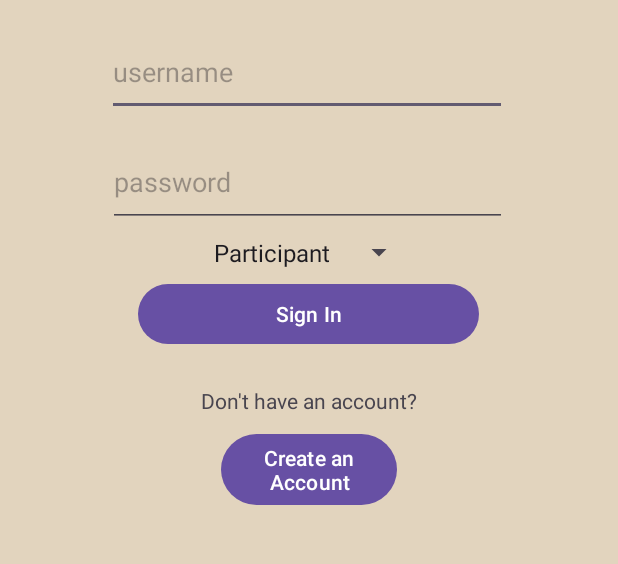
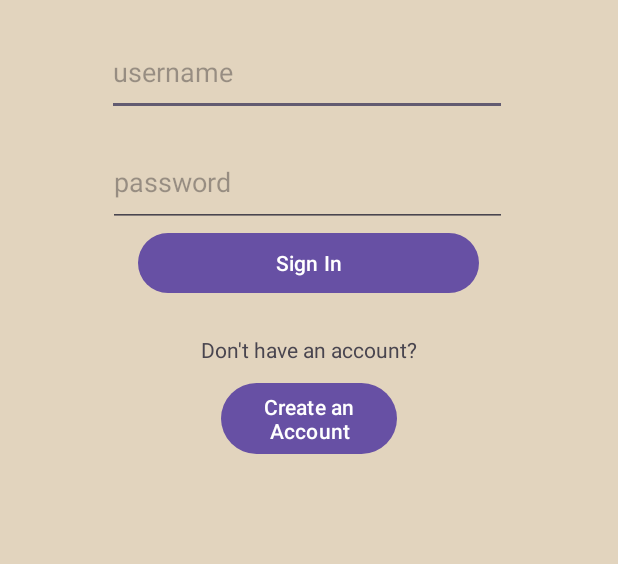
Before and after one commit to AdamRos3/LocalLoop_SEG2105, an Android app: the screen it shows after launch (Login), on a phone screen of 412 x 824 dp, the part 416-980 px from its top. Run offline under Robolectric (Android 15) with nearby library versions, the phone set to English and light mode, and no system bars.

```diff
--- a/app/src/main/java/com/example/localloop/backend/Admin.java
+++ b/app/src/main/java/com/example/localloop/backend/Admin.java
@@ -1,4 +1,6 @@
 package com.example.localloop.backend;
+
+import java.util.ArrayList;
 
 public class Admin extends UserAccount {
 
@@ -24,8 +26,8 @@ public class Admin extends UserAccount {
     public String getUserID() {
         return userID;
     }
-    public void removeUser(String userID) {
-
+    public ArrayList<Participant> getAllParticipants(DatabaseConnection dbConnection) {
+        return dbConnection.getAllParticipants();
     }
     public String toString() {
         return "admin: "+username+", ID: "+userID;
--- a/app/src/main/java/com/example/localloop/backend/DatabaseConnection.java
+++ b/app/src/main/java/com/example/localloop/backend/DatabaseConnection.java
@@ -94,6 +94,12 @@ public class DatabaseConnection {
     // Protected methods
 
     // Private methods
+
+    // Called by Admin Class Only
+    protected ArrayList<Participant> getAllParticipants() {
+        return allParticipants;
+    }
+    // General Methods
     private interface DatabaseCallback {
         void onParticipantsLoaded(ArrayList<Participant> participants);
         void onOrganizersLoaded(ArrayList<Organizer> organizers);
--- a/app/src/main/java/com/example/localloop/ui/Login.java
+++ b/app/src/main/java/com/example/localloop/ui/Login.java
@@ -7,9 +7,7 @@ import androidx.appcompat.app.AppCompatActivity;
 
 import android.util.Log;
 import android.view.View;
-import android.widget.ArrayAdapter;
 import android.widget.EditText;
-import android.widget.Spinner;
 import android.widget.TextView;
 
 import com.example.localloop.R;
@@ -29,17 +27,6 @@ public class Login extends AppCompatActivity {
     protected void onCreate(Bundle savedInstanceState) {
         super.onCreate(savedInstanceState);
         setContentView(R.layout.activity_main);
-
-        Spinner spinner = (Spinner) findViewById(R.id.AccountTypeSelector);
-
-        ArrayAdapter<CharSequence> adapter = ArrayAdapter.createFromResource(
-                this,
-                R.array.options_array,
-                com.google.android.material.R.layout.support_simple_spinner_dropdown_item
-        );
-        adapter.setDropDownViewResource(com.google.android.material.R.layout.support_simple_spinner_dropdown_item);
-        spinner.setAdapter(adapter);
-
     }
 
     public void ValidateCredentials(View view) {
@@ -60,10 +47,7 @@ public class Login extends AppCompatActivity {
             try {
                 dbConnection = new DatabaseConnection(username, password);
                 user = dbConnection.getUser();
-
-                // Navigate on the main thread
                 runOnUiThread(() -> HandleValidCredentials(view));
-
             } catch (NoSuchUserException e) {
                 runOnUiThread(() -> HandleInvalidCredentials(view));
             } catch (InterruptedException e) {
--- a/app/src/main/java/com/example/localloop/ui/WelcomeAdmin.java
+++ b/app/src/main/java/com/example/localloop/ui/WelcomeAdmin.java
@@ -38,7 +38,7 @@ public class WelcomeAdmin extends AppCompatActivity {
 
         // Set welcome message
         TextView welcomeMessage = findViewById(R.id.welcome_message);
-        String message = "Welcome " + user.toString();
+        String message = "Welcome " + user.getAllParticipants(dbConnection).toString();
         welcomeMessage.setText(message);
     }
 
--- a/app/src/main/res/layout/activity_main.xml
+++ b/app/src/main/res/layout/activity_main.xml
@@ -114,16 +114,6 @@
 
         </LinearLayout>
 
-        <Spinner
-            android:id="@+id/AccountTypeSelector"
-            android:layout_width="wrap_content"
-            android:layout_height="34dp"
-            android:layout_gravity="center"
-            android:gravity="center"
-            android:spinnerMode="dropdown"
-
-            />
-
         <Space
             android:layout_width="match_parent"
             android:layout_height="wrap_content" />
```
